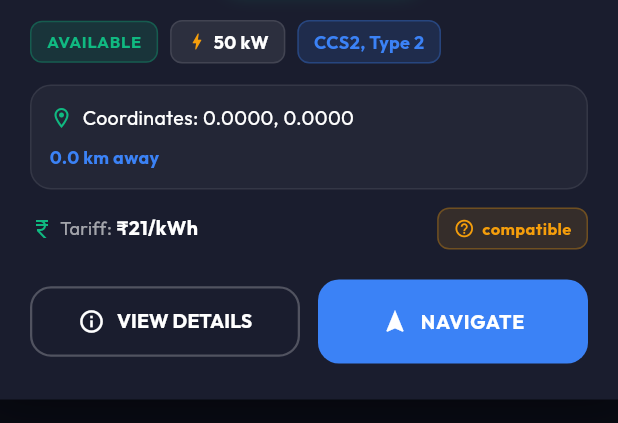
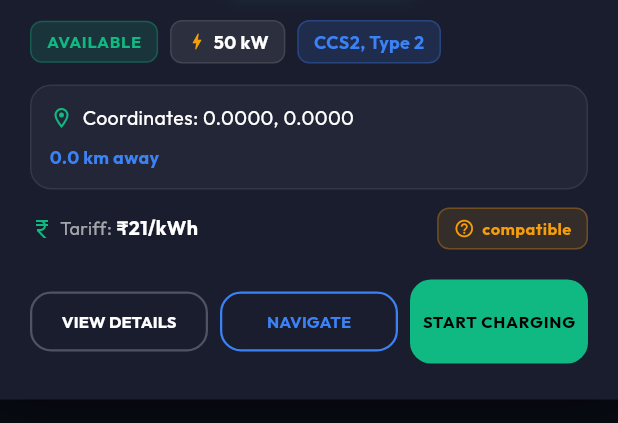
Before and after one commit to kavyansharma/EVHub, a Flutter app: the ChargerMarkerDetailsSheet widget shown alone on an empty page, opened directly with empty values, on a phone screen of 412 x 824 dp, the part 136-559 px from its top. Run offline on Flutter 3.47's test engine with Material 3 defaults, Android fonts, the phone set to English and light mode, and no system bars; our stand-ins replace cloud_firestore, csv, file_picker, firebase_auth, firebase_core, fl_chart and 6 more; missing offline and left inert: dart:html, pointer_interceptor; accounts and stored records are empty; network calls fail.

Commit message:
style: final formatting for charger marker details sheet

```diff
--- a/lib/core/widgets/charger_marker_details_sheet.dart
+++ b/lib/core/widgets/charger_marker_details_sheet.dart
@@ -292,11 +292,11 @@ class ChargerMarkerDetailsSheet extends StatelessWidget {
                   ),
                   const SizedBox(height: 20),
 
-                  // ACTION BUTTONS: VIEW DETAILS & NAVIGATE
+                  // ACTION BUTTONS: VIEW DETAILS, NAVIGATE & START CHARGING
                   Row(
                     children: [
                       Expanded(
-                        child: OutlinedButton.icon(
+                        child: OutlinedButton(
                           onPressed: () {
                             Navigator.push(
                               context,
@@ -307,29 +307,48 @@ class ChargerMarkerDetailsSheet extends StatelessWidget {
                             foregroundColor: Colors.white,
                             side: const BorderSide(color: Colors.white24, width: 1.5),
                             shape: RoundedRectangleBorder(borderRadius: BorderRadius.circular(14)),
-                            padding: const EdgeInsets.symmetric(vertical: 14),
+                            padding: const EdgeInsets.symmetric(vertical: 12),
                           ),
-                          icon: const Icon(Icons.info_outline, color: Colors.white, size: 18),
-                          label: Text(
+                          child: Text(
                             'VIEW DETAILS',
-                            style: GoogleFonts.outfit(color: Colors.white, fontWeight: FontWeight.bold, fontSize: 13),
+                            style: GoogleFonts.outfit(color: Colors.white, fontWeight: FontWeight.bold, fontSize: 11),
                           ),
                         ),
                       ),
-                      const SizedBox(width: 12),
+                      const SizedBox(width: 8),
                       Expanded(
-                        child: ElevatedButton.icon(
+                        child: OutlinedButton(
                           onPressed: () => _onNavigatePressed(context),
+                          style: OutlinedButton.styleFrom(
+                            foregroundColor: const Color(0xFF3B82F6),
+                            side: const BorderSide(color: Color(0xFF3B82F6), width: 1.5),
+                            shape: RoundedRectangleBorder(borderRadius: BorderRadius.circular(14)),
+                            padding: const EdgeInsets.symmetric(vertical: 12),
+                          ),
+                          child: Text(
+                            'NAVIGATE',
+                            style: GoogleFonts.outfit(color: const Color(0xFF3B82F6), fontWeight: FontWeight.bold, fontSize: 11),
+                          ),
+                        ),
+                      ),
+                      const SizedBox(width: 8),
+                      Expanded(
+                        child: ElevatedButton(
+                          onPressed: () {
+                            Navigator.push(
+                              context,
+                              MaterialPageRoute(builder: (_) => ChargerDetailsScreen(marker: charger)),
+                            );
+                          },
                           style: ElevatedButton.styleFrom(
-                            backgroundColor: const Color(0xFF3B82F6),
-                            foregroundColor: Colors.white,
+                            backgroundColor: const Color(0xFF10B981),
+                            foregroundColor: Colors.black,
                             shape: RoundedRectangleBorder(borderRadius: BorderRadius.circular(14)),
-                            padding: const EdgeInsets.symmetric(vertical: 14),
+                            padding: const EdgeInsets.symmetric(vertical: 12),
                           ),
-                          icon: const Icon(Icons.navigation, color: Colors.white, size: 18),
-                          label: Text(
-                            'NAVIGATE',
-                            style: GoogleFonts.outfit(color: Colors.white, fontWeight: FontWeight.bold, fontSize: 13),
+                          child: Text(
+                            'START CHARGING',
+                            style: GoogleFonts.outfit(color: Colors.black, fontWeight: FontWeight.bold, fontSize: 11),
                           ),
                         ),
                       ),
@@ -368,7 +387,7 @@ class ChargerMarkerDetailsSheet extends StatelessWidget {
       case MarkerStatus.unknown:
         bg = Colors.white.withOpacity(0.1);
         fg = Colors.white70;
-        text = 'STATUS UNKNOWN';
+        text = 'Availability unknown';
         break;
     }
 
```
